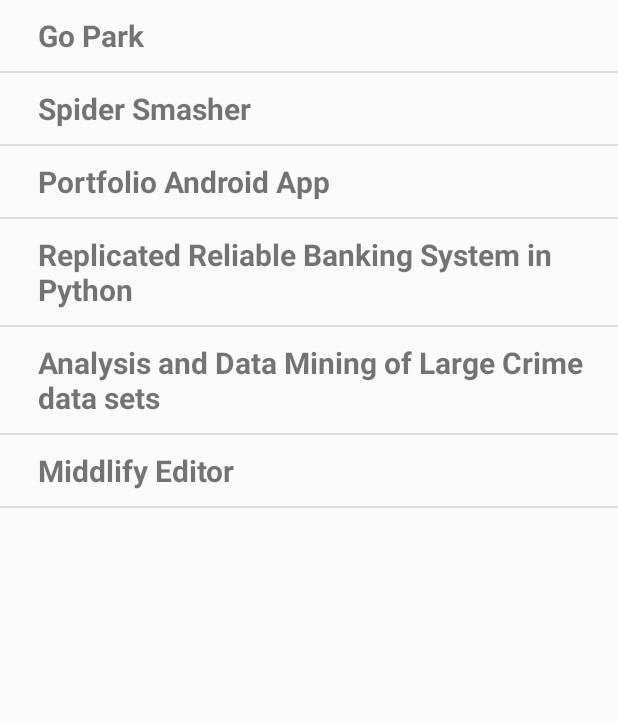
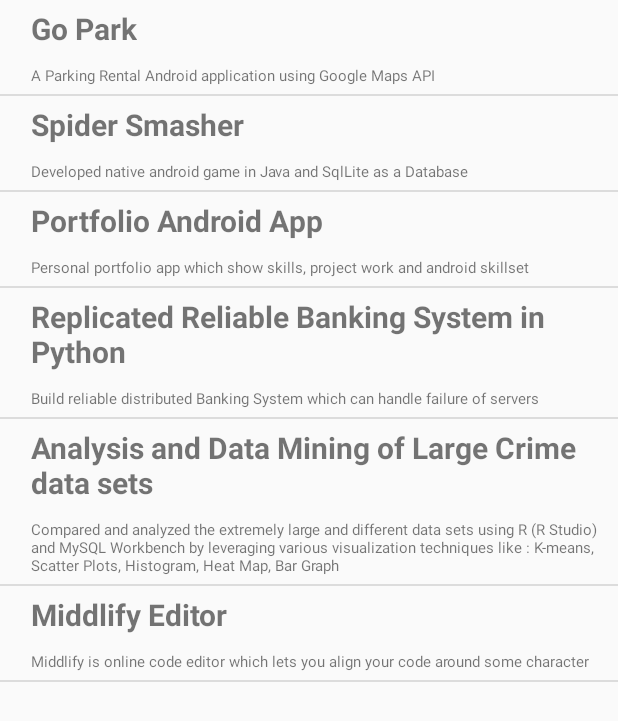
Before and after one commit to rohitkhadse/MyPortfolio, an Android app: the fragment ProjectFragment shown on its own in the app's theme, on a phone screen of 412 x 824 dp. Shown: the top 721 px of the screen. Run offline under Robolectric (Android 15) with nearby library versions, the phone set to English and light mode, and no system bars; our stand-ins replace AdMob; libraries missing offline, so code that uses them is left out: com.muddzdev.styleabletoastlibrary.

Commit message:
Project Fragment can now display two textview in listview.

```diff
--- a/app/build.gradle
+++ b/app/build.gradle
@@ -10,7 +10,6 @@ android {
         }
     }
     compileSdkVersion 25
-    buildToolsVersion "25.0.3"
     defaultConfig {
         applicationId "com.myportfolio"
         minSdkVersion 19
--- a/app/src/main/java/com/myportfolio/MainActivity.java
+++ b/app/src/main/java/com/myportfolio/MainActivity.java
@@ -1,6 +1,6 @@
 package com.myportfolio;
 
-import android.graphics.Color;
+
 import android.support.design.widget.TabLayout;
 import android.support.v4.app.Fragment;
 import android.support.v4.app.FragmentManager;
@@ -13,7 +13,7 @@ import android.support.v7.widget.Toolbar;
 import com.google.android.gms.ads.AdRequest;
 import com.google.android.gms.ads.AdView;
 import com.google.android.gms.ads.MobileAds;
-import com.muddzdev.styleabletoastlibrary.StyleableToast;
+
 
 import java.util.ArrayList;
 import java.util.List;
--- a/app/src/main/java/com/myportfolio/ProjectFragment.java
+++ b/app/src/main/java/com/myportfolio/ProjectFragment.java
@@ -54,12 +54,27 @@ public class ProjectFragment extends Fragment {
 
         ArrayList<Object> plist = new ArrayList<>();
 
-        plist.add(new ProjectItem("Go Park"));
-        plist.add(new ProjectItem("Spider Smasher"));
-        plist.add(new ProjectItem("Portfolio Android App"));
-        plist.add(new ProjectItem("Replicated Reliable Banking System in Python"));
-        plist.add(new ProjectItem("Analysis and Data Mining of Large Crime data sets"));
-        plist.add(new ProjectItem("Middlify Editor"));
+//        plist.add(new ProjectItem("Go Park"));
+//        plist.add(new ProjectItem("Spider Smasher"));
+//        plist.add(new ProjectItem("Portfolio Android App"));
+//        plist.add(new ProjectItem("Replicated Reliable Banking System in Python"));
+//        plist.add(new ProjectItem("Analysis and Data Mining of Large Crime data sets"));
+//        plist.add(new ProjectItem("Middlify Editor"));
+
+        plist.add(new ProjectItem("Go Park",
+                "A Parking Rental Android application using Google Maps API"));
+        plist.add(new ProjectItem("Spider Smasher",
+                "Developed native android game in Java and SqlLite as a Database"));
+        plist.add(new ProjectItem("Portfolio Android App",
+                "Personal portfolio app which show skills, project work and android skillset"));
+        plist.add(new ProjectItem("Replicated Reliable Banking System in Python",
+                "Build reliable distributed Banking System which can handle failure of servers"));
+        plist.add(new ProjectItem("Analysis and Data Mining of Large Crime data sets",
+                "Compared and analyzed the extremely large and different data sets using R (R Studio) " +
+                        "and MySQL Workbench by leveraging various visualization techniques like : " +
+                        "K-means, Scatter Plots, Histogram, Heat Map, Bar Graph"));
+        plist.add(new ProjectItem("Middlify Editor",
+                "Middlify is online code editor which lets you align your code around some character"));
 
         listView.setAdapter(new ProjectAdapter(getContext(),plist));
 
--- a/app/src/main/java/com/myportfolio/SkillFragment.java
+++ b/app/src/main/java/com/myportfolio/SkillFragment.java
@@ -1,6 +1,6 @@
 package com.myportfolio;
 
-import android.app.Activity;
+
 import android.content.Context;
 import android.graphics.Color;
 import android.support.v4.app.Fragment;
@@ -9,7 +9,6 @@ import android.support.v7.app.AppCompatActivity;
 import android.view.LayoutInflater;
 import android.view.View;
 import android.view.ViewGroup;
-import android.widget.ArrayAdapter;
 import android.widget.ListView;
 import android.widget.Toast;
 
@@ -20,7 +19,6 @@ import com.muddzdev.styleabletoastlibrary.StyleableToast;
 import com.myportfolio.adpater.SkillAdapter;
 
 import java.util.ArrayList;
-import java.util.Arrays;
 
 public class SkillFragment extends Fragment {
 
--- a/app/src/main/java/com/myportfolio/adpater/ProjectAdapter.java
+++ b/app/src/main/java/com/myportfolio/adpater/ProjectAdapter.java
@@ -60,10 +60,10 @@ public class ProjectAdapter extends BaseAdapter {
 
         if (getItemViewType(i) == PROJECT_ITEM) {
             TextView projectName = (TextView) view.findViewById(R.id.projectsNameItem);
-            //TextView projectDetail = (TextView) view.findViewById(R.id.projectDetailItem);
+            TextView projectDetail = (TextView) view.findViewById(R.id.projectDetailItem);
 
             projectName.setText(((ProjectItem) list.get(i)).getPname());
-            //projectDetail.setText(((ProjectItem) list.get(i)).getPdetail());
+            projectDetail.setText(((ProjectItem) list.get(i)).getPdetail());
         }
 
         return view;
--- a/app/src/main/res/layout/project_listview_item.xml
+++ b/app/src/main/res/layout/project_listview_item.xml
@@ -11,7 +11,16 @@
         android:layout_height="wrap_content"
         android:textSize="20sp"
         android:textStyle="bold"
-        android:padding="10dp"
+        android:padding="5dp"
+        android:layout_marginLeft="15dp"/>
+
+    <TextView
+        android:id="@+id/projectDetailItem"
+        android:layout_width="wrap_content"
+        android:layout_height="wrap_content"
+        android:textSize="10sp"
+        android:padding="5dp"
+        android:layout_below="@+id/projectsNameItem"
         android:layout_marginLeft="15dp"/>
 
 </RelativeLayout>
--- a/build.gradle
+++ b/build.gradle
@@ -5,7 +5,7 @@ buildscript {
         jcenter()
     }
     dependencies {
-        classpath 'com.android.tools.build:gradle:2.3.3'
+        classpath 'com.android.tools.build:gradle:3.0.1'
 
         // NOTE: Do not place your application dependencies here; they belong
         // in the individual module build.gradle files
```
Also changed, not shown: gradle/wrapper/gradle-wrapper.properties.
